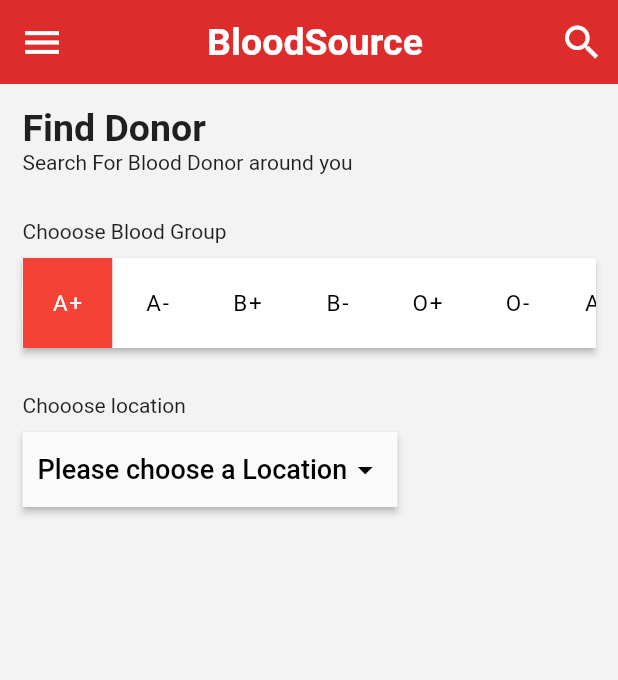
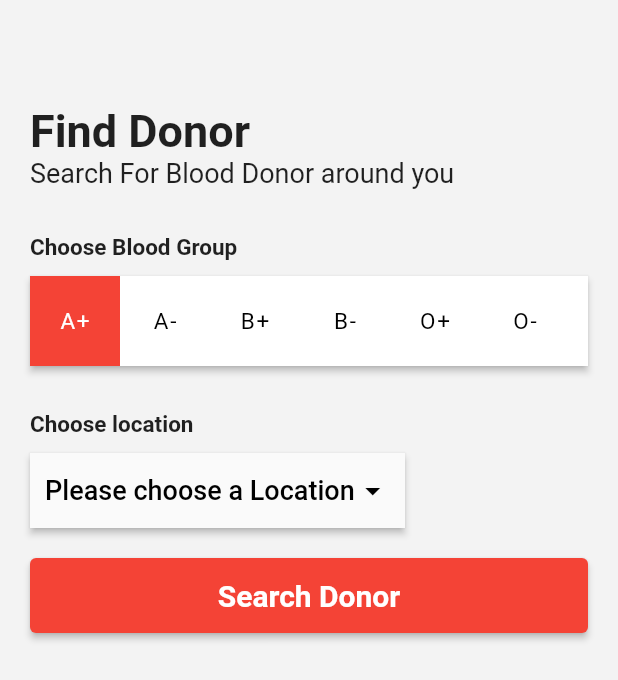
Before and after one commit to TusherRakib/BloodSource, a Flutter app: the screen it shows after launch, after a tap on "LOGIN", on a phone screen of 412 x 824 dp. Shown: the top 680 px of the screen. Run offline on Flutter 3.47's test engine with Material 2 defaults, Android fonts, the phone set to English and light mode, and no system bars; our stand-ins replace flutter_svg, fluttertoast.

```diff
--- a/lib/Screens/dashboard_screen.dart
+++ b/lib/Screens/dashboard_screen.dart
@@ -1,3 +1,4 @@
+import 'package:blood_source/Widgets/CustomButton_widget.dart';
 import 'package:blood_source/Widgets/bloodGroupSelector_widget.dart';
 import 'package:blood_source/Widgets/locationSelector_screen.dart';
 import 'package:blood_source/main.dart';
@@ -12,9 +13,10 @@ class Dashboard extends StatefulWidget {
 class _DashboardState extends State<Dashboard> {
   @override
   Widget build(BuildContext context) {
+    var val = "Search Donor";
     return Scaffold(
         backgroundColor: Theme.of(context).accentColor,
-        appBar: AppBar(
+        /*appBar: AppBar(
         backgroundColor: Color(0xFFDE2C2C),
         leading: IconButton(
           icon: Icon(Icons.menu),
@@ -39,24 +41,30 @@ class _DashboardState extends State<Dashboard> {
             onPressed: (){},
           ),
         ],
-      ),
-      body: SingleChildScrollView(
-        physics: NeverScrollableScrollPhysics(),
-        child: Padding(
-          padding: const EdgeInsets.all(15.0),
+      ),*/
+      body: Padding(
+        padding: const EdgeInsets.fromLTRB(20,70,20,20),
+        child: SingleChildScrollView(
+          physics: NeverScrollableScrollPhysics(),
           child: Container(
             child: Column(
               crossAxisAlignment: CrossAxisAlignment.start,
               children: [
                 Text('Find Donor',
                   style: TextStyle(
-                  fontSize: 25.0,
-                  fontWeight: FontWeight.bold
+                      fontSize: 30.0,
+                      fontWeight: FontWeight.bold
+                  ),
+                ),
+                Text('Search For Blood Donor around you',style: TextStyle(
+                    fontSize: 18.0,
                 ),
                 ),
-                Text('Search For Blood Donor around you'),
                 SizedBox(height: 30.0,),
-                Text('Chooose Blood Group'),
+                Text('Choose Blood Group',style: TextStyle(
+                    fontSize: 15.0,
+                    fontWeight: FontWeight.bold
+                ),),
                 SizedBox(height: 10.0,),
                 Material(
                   elevation: 2.0,
@@ -70,12 +78,16 @@ class _DashboardState extends State<Dashboard> {
                   ),
                 ),
                 SizedBox(height: 30.0,),
-                Text('Chooose location'),
+                Text('Choose location',style: TextStyle(
+                    fontSize: 15.0,
+                    fontWeight: FontWeight.bold
+                ),),
                 SizedBox(height: 10.0,),
                 LocationSelector(),
                 SizedBox(
-                  height: MediaQuery.of(context).size.height,
+                  height: 20,
                 ),
+                CustomButton(buttonText: "Search Donor"),
               ],
             ),
           ),
--- a/lib/Screens/login_screen.dart
+++ b/lib/Screens/login_screen.dart
@@ -1,4 +1,5 @@
 import 'package:blood_source/Screens/dashboard_screen.dart';
+import 'package:blood_source/Widgets/CustomButton_widget.dart';
 import 'package:blood_source/Widgets/create_account_text.dart';
 import 'package:blood_source/Widgets/forgot_password_text.dart';
 import 'package:blood_source/Widgets/login_btn.dart';
@@ -77,7 +78,10 @@ class _LoginState extends State<Login> {
               SizedBox(height: 10.0),
               Align(alignment: Alignment.topRight, child: ForgotPassword()),
               SizedBox(height: 20.0),
-              LoginButton(),
+              LoginButton(), //TODO TUSHER - NOT REQUIRED, DELETE WHEN UNDERSTOOD
+              SizedBox(height: 10.0),
+              CustomButton(buttonText: "Log In"), //TODO TUSHER - All buttons in the app will go to one custom button widget
+
               //TODO Modify the padding with something else. Its a temporary fix
               SizedBox(height: 10.0),
               CreateAccount(),
--- /dev/null
+++ b/lib/Widgets/CustomButton_widget.dart
@@ -0,0 +1,25 @@
+import 'package:flutter/material.dart';
+
+class CustomButton extends StatelessWidget {
+
+  final String buttonText;
+  CustomButton({this.buttonText});
+
+  @override
+  Widget build(BuildContext context) {
+
+    return Container(
+      height: 50,
+      width: MediaQuery.of(context).size.width,
+      child: ElevatedButton(
+        child: Text(buttonText),
+        onPressed: () {},
+        style: ElevatedButton.styleFrom(
+            primary: Colors.red,
+            textStyle: TextStyle(
+                fontSize: 20,
+                fontWeight: FontWeight.bold)),
+      ),
+    );
+  }
+}
```
